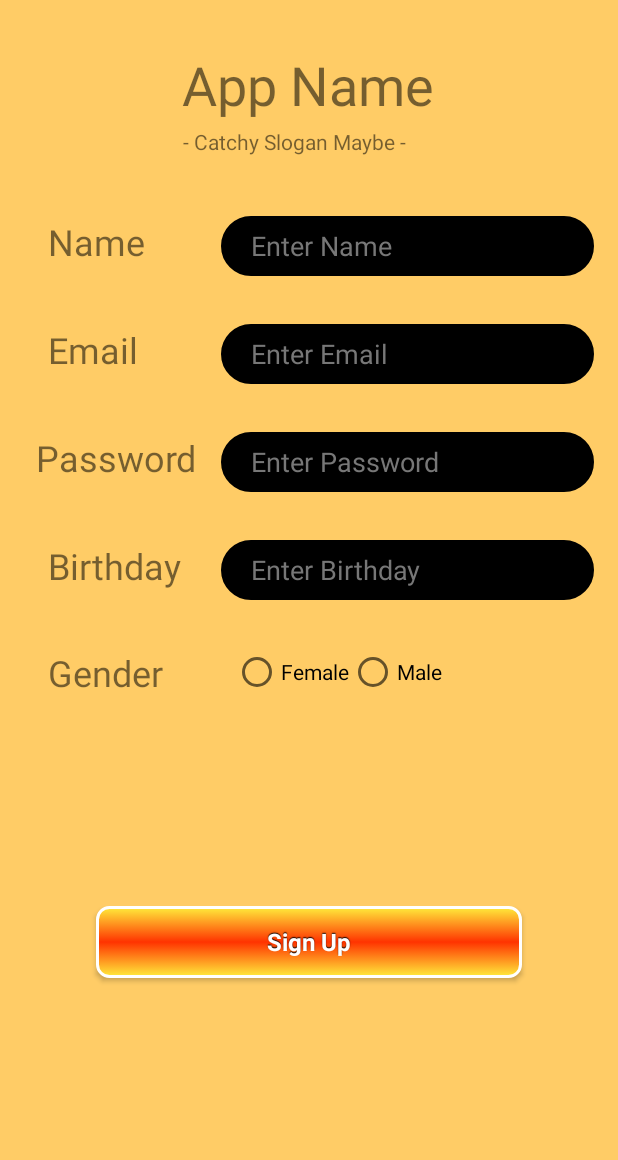
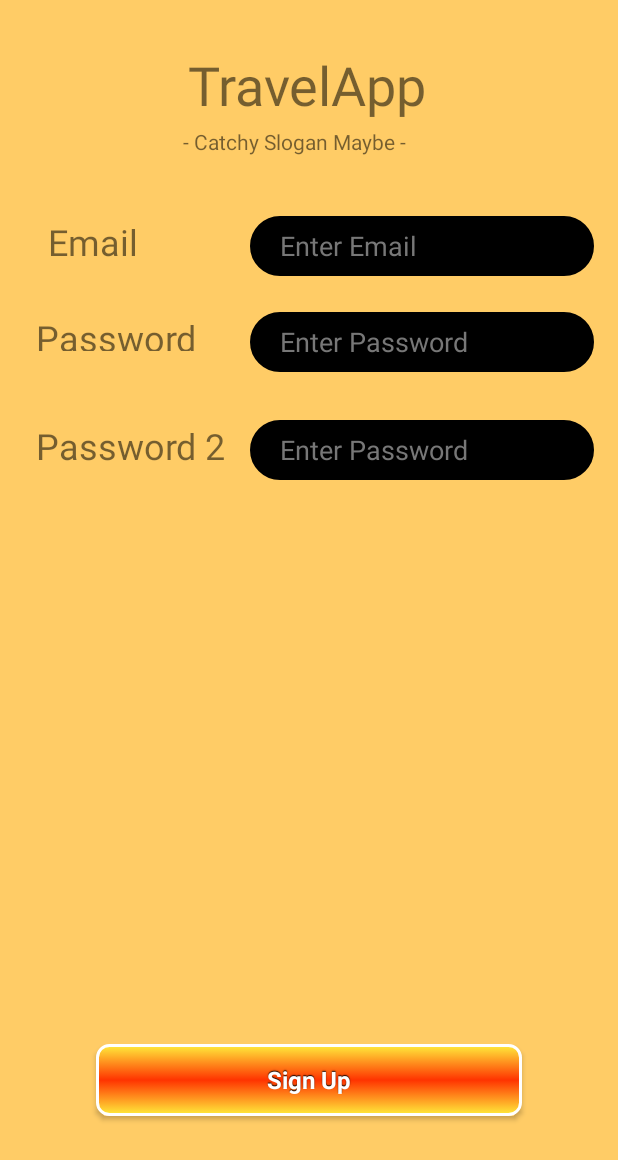
Before and after one commit to Thijmenvis/Project_B_TravelApp, an Android app: the SignUpActivity screen opened directly, with no data from a screen before it, after a tap on "Sign Up", on a phone screen of 412 x 824 dp. Shown: the top 1160 px of the screen. Run offline under Robolectric (Android 15) with nearby library versions, the phone set to English and light mode, and no system bars.

Commit message:
Database (registration & login)
Je kunt nu een account aanmaken en er mee inloggen.

```diff
--- a/app/src/main/java/com/example/prototype/SignUpActivity.java
+++ b/app/src/main/java/com/example/prototype/SignUpActivity.java
@@ -3,57 +3,63 @@ package com.example.prototype;
 import android.content.Intent;
 import android.support.v7.app.AppCompatActivity;
 import android.os.Bundle;
+import android.text.InputFilter;
 import android.view.View;
 import android.widget.Button;
 import android.widget.EditText;
 import android.widget.Toast;
 
 public class SignUpActivity extends AppCompatActivity {
-
-    private EditText Uname, Email, Password;
-    private Button SignUp;
-
+    DatabaseHelper db;
+    EditText editText_Email, editText_Password, editText_Password2;
+    Button button_SignUp;
 
     @Override
     protected void onCreate(Bundle savedInstanceState) {
         super.onCreate(savedInstanceState);
         setContentView(R.layout.activity_sign_up);
-        setupUIViews();
-
-
-        SignUp.setOnClickListener(new View.OnClickListener() {
+        db = new DatabaseHelper(this);
+        editText_Email=(EditText)findViewById(R.id.editText_Email);
+        editText_Password=(EditText)findViewById(R.id.editText_Password);
+        editText_Password2=(EditText)findViewById(R.id.editText_Password2);
+        button_SignUp=(Button)findViewById(R.id.button_SignUp);
+        button_SignUp.setOnClickListener(new View.OnClickListener() {
             @Override
             public void onClick(View v) {
-                if(validate()){
+                String s1 = editText_Email.getText().toString();
+                String s2 = editText_Password.getText().toString();
+                String s3 = editText_Password2.getText().toString();
+                if(s1.equals("")||s2.equals("")||s3.equals("")){
+                    Toast.makeText(getApplicationContext(), "Please fill in", Toast.LENGTH_SHORT).show();
+                }
+                else{
+                    if(s2.equals(s3)){
+                        Boolean chkemail = db.chkemail(s1);
+                        if(chkemail==true){
+                            Boolean insert = db.insert(s1,s2);
+                            if(insert==true){
+                                Toast.makeText(getApplicationContext(),"Registration completed!", Toast.LENGTH_SHORT).show();
+                                Intent intent = new Intent(SignUpActivity.this, LoginActivity.class);
+                                startActivity(intent);
+
+                            }
+                        }
+                        else{
+                            Toast.makeText(getApplicationContext(), "Email already exists", Toast.LENGTH_SHORT).show();
+                        }
+                    }
+                    else{
+                        Toast.makeText(getApplicationContext(), "Passwords do not match", Toast.LENGTH_SHORT).show();
+
+                    }
 
                 }
+
             }
         });
     }
 
-    private void setupUIViews(){
-        Uname = (EditText)findViewById(R.id.editText_Name);
-        Password = (EditText)findViewById(R.id.editText_Password);
-        Email = (EditText)findViewById(R.id.editText_Email);
-        SignUp = (Button)findViewById(R.id.button_SignUp);
 
-    }
-
-    private Boolean validate(){
-        Boolean result = false;
-
-        String name = Uname.getText().toString();
-        String password = Password.getText().toString();
-        String email = Email.getText().toString();
-
-        if(name.isEmpty() || password.isEmpty() || email.isEmpty()) {
-            Toast.makeText(this, "Please fill in", Toast.LENGTH_SHORT).show();
-        }else{
-            result = true;
-        }
-
-        return result;
-    }
 
     public void goToMain (View view){
         Intent intent = new Intent (this, MainActivity.class);
--- a/app/src/main/res/layout/activity_login.xml
+++ b/app/src/main/res/layout/activity_login.xml
@@ -67,7 +67,7 @@
         app:layout_constraintDimensionRatio="1:1" />
 
     <EditText
-        android:id="@+id/editText_Email"
+        android:id="@+id/editText_Password"
         android:layout_width="match_parent"
         android:layout_height="40dp"
         android:layout_marginStart="32dp"
@@ -89,7 +89,7 @@
         tools:ignore="Autofill" />
 
     <EditText
-        android:id="@+id/editText_Password"
+        android:id="@+id/editText_Password2"
         android:layout_width="match_parent"
         android:layout_height="40dp"
         android:layout_marginStart="32dp"
@@ -108,7 +108,7 @@
         app:layout_constraintHorizontal_bias="0.0"
         app:layout_constraintStart_toStartOf="parent"
 
-        app:layout_constraintTop_toBottomOf="@+id/editText_Email"
+        app:layout_constraintTop_toBottomOf="@+id/editText_Password"
         tools:ignore="Autofill" />
 
     <Button
--- a/app/src/main/res/layout/activity_password_forget.xml
+++ b/app/src/main/res/layout/activity_password_forget.xml
@@ -55,7 +55,7 @@
         app:layout_constraintTop_toBottomOf="@+id/text_Oops" />
 
     <EditText
-        android:id="@+id/editText_Email"
+        android:id="@+id/editText_Password"
         android:layout_width="0dp"
         android:layout_height="40dp"
         android:layout_marginStart="64dp"
--- a/app/src/main/res/layout/activity_sign_up.xml
+++ b/app/src/main/res/layout/activity_sign_up.xml
@@ -11,7 +11,7 @@
         android:layout_width="wrap_content"
         android:layout_height="wrap_content"
         android:layout_marginTop="32dp"
-        android:text="@string/text_AppName"
+        android:text="TravelApp"
         android:textSize="36sp"
         app:layout_constraintEnd_toEndOf="parent"
         app:layout_constraintHorizontal_bias="0.497"
@@ -30,16 +30,6 @@
         app:layout_constraintTop_toBottomOf="@+id/text_AppName" />
 
     <TextView
-        android:id="@+id/text_Name"
-        android:layout_width="wrap_content"
-        android:layout_height="wrap_content"
-        android:layout_marginStart="8dp"
-        android:text="@string/text_Name"
-        android:textSize="24sp"
-        app:layout_constraintBaseline_toBaselineOf="@+id/editText_Name"
-        app:layout_constraintStart_toStartOf="@+id/text_Password" />
-
-    <TextView
         android:id="@+id/text_Email"
         android:layout_width="wrap_content"
         android:layout_height="wrap_content"
@@ -47,12 +37,12 @@
         android:text="@string/text_Email"
         android:textSize="24sp"
         app:layout_constraintBaseline_toBaselineOf="@+id/editText_Email"
-        app:layout_constraintStart_toStartOf="@+id/text_Password" />
+        app:layout_constraintStart_toStartOf="@+id/text_Password2" />
 
     <TextView
-        android:id="@+id/text_Password"
+        android:id="@+id/text_Password2"
         android:layout_width="wrap_content"
-        android:layout_height="wrap_content"
+        android:layout_height="25dp"
         android:layout_marginStart="24dp"
         android:text="@string/text_Password"
         android:textSize="24sp"
@@ -60,72 +50,61 @@
         app:layout_constraintStart_toStartOf="parent" />
 
     <TextView
-        android:id="@+id/text_Birthday"
+        android:id="@+id/text_Password2"
         android:layout_width="wrap_content"
         android:layout_height="wrap_content"
-        android:layout_marginStart="8dp"
-        android:text="@string/text_Birthday"
+        android:layout_marginStart="24dp"
+        android:text="Password 2"
         android:textSize="24sp"
-        app:layout_constraintBaseline_toBaselineOf="@+id/editText_Birthday"
-        app:layout_constraintStart_toStartOf="@+id/text_Password" />
-
-    <TextView
-        android:id="@+id/text_Gender"
-        android:layout_width="wrap_content"
-        android:layout_height="wrap_content"
-        android:layout_marginStart="8dp"
-        android:layout_marginTop="32dp"
-        android:text="@string/text_Gender"
-        android:textSize="24sp"
-        app:layout_constraintStart_toStartOf="@+id/text_Password"
-        app:layout_constraintTop_toBottomOf="@+id/editText_Birthday" />
-
-    <EditText
-        android:id="@+id/editText_Name"
-        android:layout_width="0dp"
-        android:layout_height="40dp"
-        android:layout_marginStart="16dp"
-        android:layout_marginTop="40dp"
-        android:layout_marginEnd="16dp"
-        android:ems="10"
-        android:hint="@string/hint_NameHint"
-        android:inputType="textPersonName"
-        app:layout_constraintEnd_toEndOf="parent"
-        app:layout_constraintStart_toEndOf="@+id/text_Password"
-        app:layout_constraintTop_toBottomOf="@+id/text_Slogan"
-        android:background="@drawable/drawable_rounded_corners"
-        android:backgroundTint="@color/colorBlack"
-        android:textColor="@color/colorWhite"
-        android:textColorHint="@color/colorGreyLight"
-        android:paddingStart="20dp"
-        android:paddingEnd="20dp"
-
-        tools:ignore="Autofill"/>
+        app:layout_constraintBaseline_toBaselineOf="@+id/editText_Password2"
+        app:layout_constraintStart_toStartOf="parent" />
 
     <EditText
         android:id="@+id/editText_Email"
         android:layout_width="0dp"
         android:layout_height="40dp"
         android:layout_marginStart="16dp"
-        android:layout_marginTop="32dp"
+        android:layout_marginTop="40dp"
         android:layout_marginEnd="16dp"
+        android:background="@drawable/drawable_rounded_corners"
+        android:backgroundTint="@color/colorBlack"
         android:ems="10"
         android:hint="@string/hint_EmailHint"
         android:inputType="textEmailAddress"
-        app:layout_constraintEnd_toEndOf="parent"
-        app:layout_constraintStart_toEndOf="@+id/text_Password"
-        app:layout_constraintTop_toBottomOf="@+id/editText_Name"
-        android:background="@drawable/drawable_rounded_corners"
-        android:backgroundTint="@color/colorBlack"
+        android:paddingStart="20dp"
+        android:paddingEnd="20dp"
         android:textColor="@color/colorWhite"
         android:textColorHint="@color/colorGreyLight"
-        android:paddingStart="20dp"
-        android:paddingEnd="20dp"
+        app:layout_constraintEnd_toEndOf="parent"
+        app:layout_constraintStart_toEndOf="@+id/text_Password2"
+        app:layout_constraintTop_toBottomOf="@+id/text_Slogan"
 
-        tools:ignore="Autofill"/>
+        tools:ignore="Autofill" />
 
     <EditText
         android:id="@+id/editText_Password"
+        android:layout_width="0dp"
+        android:layout_height="40dp"
+        android:layout_marginStart="16dp"
+        android:layout_marginTop="24dp"
+        android:layout_marginEnd="16dp"
+        android:background="@drawable/drawable_rounded_corners"
+        android:backgroundTint="@color/colorBlack"
+        android:ems="10"
+        android:hint="@string/hint_PasswordHint"
+        android:inputType="textPassword"
+        android:paddingStart="20dp"
+        android:paddingEnd="20dp"
+        android:textColor="@color/colorWhite"
+        android:textColorHint="@color/colorGreyLight"
+        app:layout_constraintEnd_toEndOf="parent"
+        app:layout_constraintStart_toEndOf="@+id/text_Password2"
+        app:layout_constraintTop_toBottomOf="@+id/editText_Email"
+
+        tools:ignore="Autofill" />
+
+    <EditText
+        android:id="@+id/editText_Password2"
         android:layout_width="0dp"
         android:layout_height="40dp"
         android:layout_marginStart="16dp"
@@ -135,29 +114,7 @@
         android:hint="@string/hint_PasswordHint"
         android:inputType="textPassword"
         app:layout_constraintEnd_toEndOf="parent"
-        app:layout_constraintStart_toEndOf="@+id/text_Password"
-        app:layout_constraintTop_toBottomOf="@+id/editText_Email"
-        android:background="@drawable/drawable_rounded_corners"
-        android:backgroundTint="@color/colorBlack"
-        android:textColor="@color/colorWhite"
-        android:textColorHint="@color/colorGreyLight"
-        android:paddingStart="20dp"
-        android:paddingEnd="20dp"
-
-        tools:ignore="Autofill"/>
-
-    <EditText
-        android:id="@+id/editText_Birthday"
-        android:layout_width="0dp"
-        android:layout_height="40dp"
-        android:layout_marginStart="16dp"
-        android:layout_marginTop="32dp"
-        android:layout_marginEnd="16dp"
-        android:ems="10"
-        android:hint="@string/hint_BirthdayHint"
-        android:inputType="date"
-        app:layout_constraintEnd_toEndOf="parent"
-        app:layout_constraintStart_toEndOf="@+id/text_Password"
+        app:layout_constraintStart_toEndOf="@+id/text_Password2"
         app:layout_constraintTop_toBottomOf="@+id/editText_Password"
         android:background="@drawable/drawable_rounded_corners"
         android:backgroundTint="@color/colorBlack"
@@ -168,45 +125,19 @@
 
         tools:ignore="Autofill"/>
 
-    <RadioGroup
-        android:id="@+id/rg_Gender"
-        android:layout_width="wrap_content"
-        android:layout_height="wrap_content"
-        android:layout_marginStart="8dp"
-        android:layout_marginTop="32dp"
-        android:orientation="horizontal"
-        app:layout_constraintStart_toStartOf="@+id/editText_Birthday"
-        app:layout_constraintTop_toBottomOf="@+id/editText_Birthday">
-
-        <RadioButton
-            android:id="@+id/radio_Female"
-            android:layout_width="wrap_content"
-            android:layout_height="wrap_content"
-            android:text="@string/text_Female" />
-
-        <RadioButton
-            android:id="@+id/radio_Male"
-            android:layout_width="wrap_content"
-            android:layout_height="wrap_content"
-            android:text="@string/text_Male" />
-
-    </RadioGroup>
-
     <Button
         android:id="@+id/button_SignUp"
         style="@style/button"
         android:layout_width="0dp"
         android:layout_height="wrap_content"
         android:layout_marginStart="64dp"
-        android:layout_marginTop="48dp"
         android:layout_marginEnd="64dp"
         android:layout_marginBottom="80dp"
         android:onClick="goToMain"
         android:text="@string/button_SignUpButton"
         app:layout_constraintBottom_toBottomOf="parent"
         app:layout_constraintEnd_toEndOf="parent"
-        app:layout_constraintStart_toStartOf="parent"
-        app:layout_constraintTop_toBottomOf="@+id/rg_Gender" />
+        app:layout_constraintStart_toStartOf="parent" />
 
 
 </android.support.constraint.ConstraintLayout>
```
Also changed, not shown: app/src/main/java/com/example/prototype/DatabaseHelper.java (added, +47 -0 lines), app/src/main/java/com/example/prototype/LoginActivity.java (+29 -16 lines).
